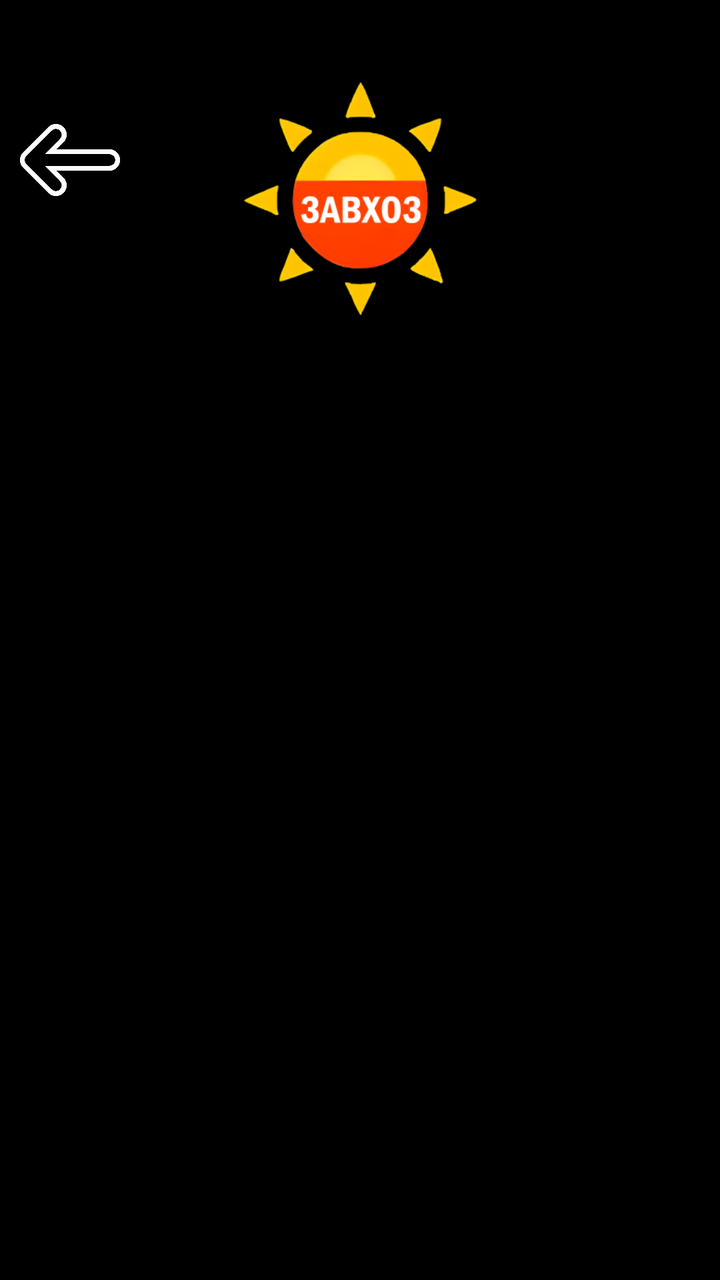
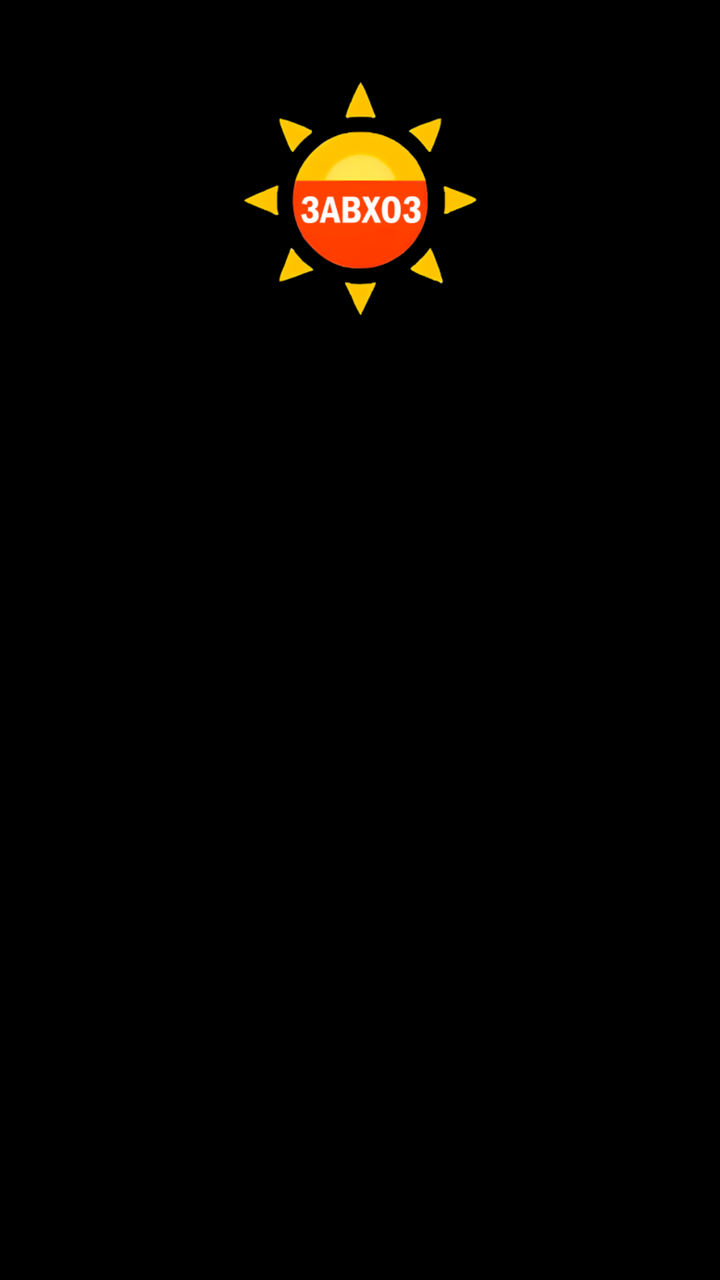

An Android layout rendered at two revisions. The XML below is the earlier revision; the diff shows what the commit changed to produce the second picture.
<!-- AndroidManifest.xml: application theme Theme.SupplyManager -->
<!-- res/layout/food_menu_list.xml -->
<?xml version="1.0" encoding="utf-8"?>
<androidx.constraintlayout.widget.ConstraintLayout
    xmlns:android="http://schemas.android.com/apk/res/android"
    xmlns:tools="http://schemas.android.com/tools"
    android:layout_width="match_parent"
    android:layout_height="match_parent"
    android:id="@+id/constraint_layout"
    xmlns:app="http://schemas.android.com/apk/res-auto"
    android:background="@color/black"
    android:gravity="bottom">

    <RelativeLayout
        android:layout_width="match_parent"
        android:layout_height="match_parent">

        <ImageView
            android:id="@+id/src_supply"
            android:layout_width="wrap_content"
            android:layout_height="200dp"
            android:src="@drawable/icon_app"
            />

        <ImageButton
            android:id="@+id/btn_back_header"
            android:layout_width="50dp"
            android:layout_height="50dp"
            android:layout_marginTop="55dp"
            android:layout_marginLeft="10dp"

            android:layout_alignParentStart="true"
            android:layout_alignParentTop="true"

            android:background="?attr/selectableItemBackgroundBorderless"
            android:scaleType="fitCenter"
            android:src="@drawable/btn_back" />

        <androidx.recyclerview.widget.RecyclerView
            android:id="@+id/recycler_header"
            android:layout_width="match_parent"
            android:layout_height="match_parent"
            android:orientation="horizontal"
            android:layout_below="@+id/src_supply"
            android:layout_margin="10dp"
            android:clipToPadding="false"
            android:paddingBottom="120dp"
            />
    </RelativeLayout>


</androidx.constraintlayout.widget.ConstraintLayout>
<!-- resources referenced by this layout -->
<resources>
  <color name="black">#FF000000</color>
  <!-- drawable btn_back: png bitmap (drawable, 4699 bytes) -->
  <!-- drawable icon_app: webp bitmap (drawable, 19132 bytes) -->
  <style name="Theme.SupplyManager" parent="Base.Theme.SupplyManager" />
  <style name="Base.Theme.SupplyManager" parent="Theme.Material3.DayNight.NoActionBar">
          
          <item name="popupMenuStyle">@style/PopupMenuStyle</item>
          <item name="android:popupMenuStyle">@style/PopupMenuStyle</item>
  
          
          <item name="colorPrimary">@color/black</item>
          <item name="colorPrimaryVariant">@color/background_notes</item>
          <item name="colorOnPrimary">@color/white</item>
          
          <item name="colorSecondary">@color/red</item>
          <item name="colorSecondaryVariant">@color/blue</item>
          <item name="colorOnSecondary">@color/brown</item>
          
          <item name="android:statusBarColor" tools:targetApi="l">?attr/colorPrimaryVariant</item>
          
      </style>
  <style name="PopupMenuStyle" parent="Widget.AppCompat.PopupMenu">
          <item name="android:popupBackground">@drawable/popup_menu_style</item>
          <item name="android:popupElevation">8dp</item>
      </style>
  <color name="background_notes">#EE84F8</color>
  <color name="white">#FFFFFFFF</color>
  <color name="red">#FF0000</color>
  <color name="blue">#0000FF</color>
  <color name="brown">#A52A2A</color>
  <!-- drawable popup_menu_style (drawable) -->
  <?xml version="1.0" encoding="utf-8"?>
  <shape xmlns:android="http://schemas.android.com/apk/res/android"
      android:shape="rectangle">
      <solid android:color="@color/white" />
      <corners android:radius="16dp" />
      <stroke
          android:width="0dp"
          android:color="#FFFFFF" />
      <padding
          android:left="0dp"
          android:top="0dp"
          android:right="0dp"
          android:bottom="0dp" />
  </shape>
</resources>

<!-- the commit's change to res/layout/food_menu_list.xml (unified diff, before → after) -->
@@ -20,19 +20,6 @@
             android:src="@drawable/icon_app"
             />
 
-        <ImageButton
-            android:id="@+id/btn_back_header"
-            android:layout_width="50dp"
-            android:layout_height="50dp"
-            android:layout_marginTop="55dp"
-            android:layout_marginLeft="10dp"
-
-            android:layout_alignParentStart="true"
-            android:layout_alignParentTop="true"
-
-            android:background="?attr/selectableItemBackgroundBorderless"
-            android:scaleType="fitCenter"
-            android:src="@drawable/btn_back" />
 
         <androidx.recyclerview.widget.RecyclerView
             android:id="@+id/recycler_header"
<!-- resource entries referenced after the edit -->
@@ -1,7 +1,6 @@
 <!-- resources referenced by this layout -->
 <resources>
   <color name="black">#FF000000</color>
-  <!-- drawable btn_back: png bitmap (drawable, 4699 bytes) -->
   <!-- drawable icon_app: webp bitmap (drawable, 19132 bytes) -->
   <style name="Theme.SupplyManager" parent="Base.Theme.SupplyManager" />
   <style name="Base.Theme.SupplyManager" parent="Theme.Material3.DayNight.NoActionBar">
